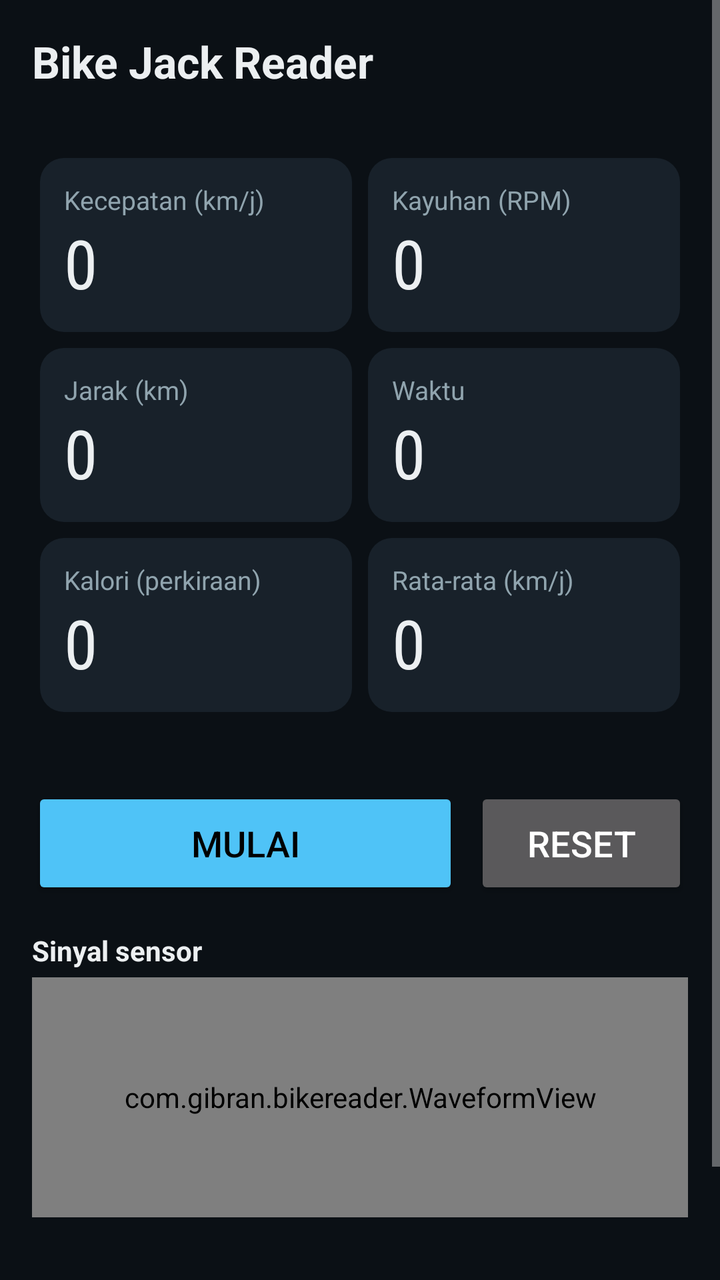
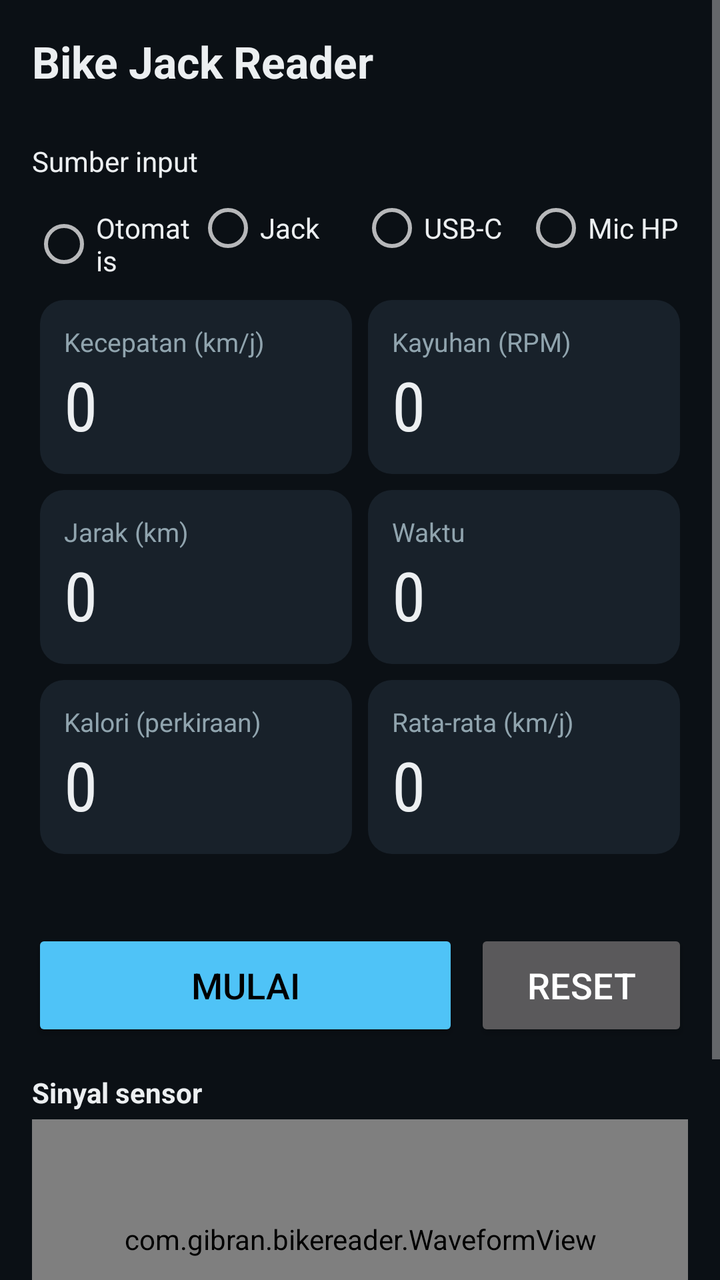

Before-and-after screenshots of an Android layout around one commit, followed by the original layout XML and the change that was made.
<!-- AndroidManifest.xml: application theme AppTheme -->
<!-- res/layout/activity_main.xml -->
<?xml version="1.0" encoding="utf-8"?>
<ScrollView xmlns:android="http://schemas.android.com/apk/res/android"
    android:id="@+id/root"
    android:layout_width="match_parent"
    android:layout_height="match_parent"
    android:background="@color/bg"
    android:fillViewport="true">

    <LinearLayout
        android:layout_width="match_parent"
        android:layout_height="wrap_content"
        android:orientation="vertical"
        android:padding="16dp">

        <TextView
            android:layout_width="wrap_content"
            android:layout_height="wrap_content"
            android:text="@string/app_name"
            android:textColor="@color/text"
            android:textSize="22sp"
            android:textStyle="bold" />

        <TextView
            android:id="@+id/tvStatus"
            android:layout_width="match_parent"
            android:layout_height="wrap_content"
            android:layout_marginBottom="12dp"
            android:textColor="@color/muted"
            android:textSize="13sp" />

        <GridLayout
            android:layout_width="match_parent"
            android:layout_height="wrap_content"
            android:columnCount="2">

            <LinearLayout style="@style/Card">
                <TextView style="@style/Label" android:text="@string/lbl_speed" />
                <TextView android:id="@+id/valSpeed" style="@style/Value" />
            </LinearLayout>

            <LinearLayout style="@style/Card">
                <TextView style="@style/Label" android:text="@string/lbl_rpm" />
                <TextView android:id="@+id/valRpm" style="@style/Value" />
            </LinearLayout>

            <LinearLayout style="@style/Card">
                <TextView style="@style/Label" android:text="@string/lbl_distance" />
                <TextView android:id="@+id/valDistance" style="@style/Value" />
            </LinearLayout>

            <LinearLayout style="@style/Card">
                <TextView style="@style/Label" android:text="@string/lbl_time" />
                <TextView android:id="@+id/valTime" style="@style/Value" />
            </LinearLayout>

            <LinearLayout style="@style/Card">
                <TextView style="@style/Label" android:text="@string/lbl_kcal" />
                <TextView android:id="@+id/valKcal" style="@style/Value" />
            </LinearLayout>

            <LinearLayout style="@style/Card">
                <TextView style="@style/Label" android:text="@string/lbl_avg" />
                <TextView android:id="@+id/valAvg" style="@style/Value" />
            </LinearLayout>
        </GridLayout>

        <TextView
            android:id="@+id/tvExtra"
            android:layout_width="match_parent"
            android:layout_height="wrap_content"
            android:layout_marginTop="4dp"
            android:textColor="@color/muted"
            android:textSize="13sp" />

        <LinearLayout
            android:layout_width="match_parent"
            android:layout_height="wrap_content"
            android:layout_marginTop="12dp"
            android:orientation="horizontal">

            <Button
                android:id="@+id/btnStart"
                android:layout_width="0dp"
                android:layout_height="56dp"
                android:layout_weight="2"
                android:backgroundTint="@color/accent"
                android:text="@string/start"
                android:textColor="#FF000000"
                android:textSize="18sp" />

            <Button
                android:id="@+id/btnReset"
                android:layout_width="0dp"
                android:layout_height="56dp"
                android:layout_marginStart="8dp"
                android:layout_weight="1"
                android:text="@string/reset"
                android:textSize="18sp" />
        </LinearLayout>

        <TextView
            android:layout_width="wrap_content"
            android:layout_height="wrap_content"
            android:layout_marginTop="16dp"
            android:text="@string/lbl_signal"
            android:textColor="@color/text"
            android:textStyle="bold" />

        <com.gibran.bikereader.WaveformView
            android:id="@+id/waveform"
            android:layout_width="match_parent"
            android:layout_height="120dp"
            android:layout_marginTop="4dp" />

        <TextView
            android:id="@+id/tvLevel"
            android:layout_width="match_parent"
            android:layout_height="wrap_content"
            android:textColor="@color/muted"
            android:textSize="13sp" />

        <TextView
            android:id="@+id/btnSettings"
            android:layout_width="match_parent"
            android:layout_height="48dp"
            android:layout_marginTop="12dp"
            android:background="?android:attr/selectableItemBackground"
            android:gravity="center_vertical"
            android:text="@string/settings_show"
            android:textColor="@color/accent"
            android:textSize="16sp"
            android:textStyle="bold" />

        <LinearLayout
            android:id="@+id/settingsPanel"
            android:layout_width="match_parent"
            android:layout_height="wrap_content"
            android:orientation="vertical"
            android:visibility="gone">

            <TextView style="@style/SettingLabel" android:text="@string/set_threshold" android:id="@+id/tvThreshold" />
            <SeekBar
                android:id="@+id/sbThreshold"
                android:layout_width="match_parent"
                android:layout_height="wrap_content"
                android:max="95"
                android:min="1" />

            <TextView style="@style/SettingLabel" android:text="@string/set_polarity" />
            <RadioGroup
                android:id="@+id/rgPolarity"
                android:layout_width="match_parent"
                android:layout_height="wrap_content"
                android:orientation="horizontal">
                <RadioButton android:id="@+id/rbBoth" style="@style/Radio" android:text="@string/pol_both" />
                <RadioButton android:id="@+id/rbPos" style="@style/Radio" android:text="@string/pol_pos" />
                <RadioButton android:id="@+id/rbNeg" style="@style/Radio" android:text="@string/pol_neg" />
            </RadioGroup>

            <TextView style="@style/SettingLabel" android:text="@string/set_meters" />
            <EditText android:id="@+id/etMeters" style="@style/Input" android:inputType="numberDecimal" />

            <TextView style="@style/SettingLabel" android:text="@string/set_pulses" />
            <EditText android:id="@+id/etPulses" style="@style/Input" android:inputType="number" />

            <TextView style="@style/SettingLabel" android:text="@string/set_weight" />
            <EditText android:id="@+id/etWeight" style="@style/Input" android:inputType="numberDecimal" />

            <TextView style="@style/SettingLabel" android:text="@string/set_interval" />
            <EditText android:id="@+id/etInterval" style="@style/Input" android:inputType="number" />

            <TextView
                android:layout_width="match_parent"
                android:layout_height="wrap_content"
                android:layout_marginTop="12dp"
                android:text="@string/help"
                android:textColor="@color/muted"
                android:textSize="13sp" />
        </LinearLayout>
    </LinearLayout>
</ScrollView>
<!-- resources referenced by this layout -->
<resources>
  <color name="accent">#FF4FC3F7</color>
  <color name="bg">#FF0B1015</color>
  <color name="muted">#FF90A4AE</color>
  <color name="text">#FFECEFF1</color>
  <string name="app_name">Bike Jack Reader</string>
  <string name="help">Kalibrasi: kayuh pelan dan lihat grafik. Setiap putaran harus memunculkan lonjakan yang melewati garis oranye, dan titik hijau berkedip satu kali per putaran. Jika berkedip dua kali per putaran, pilih polaritas Positif atau Negatif. Jika tidak berkedip, turunkan ambang.\n\nAgar angka sama dengan console sepeda, ubah \"Jarak per putaran\": nilai baru = nilai lama × (jarak console ÷ jarak aplikasi).</string>
  <string name="lbl_avg">Rata-rata (km/j)</string>
  <string name="lbl_distance">Jarak (km)</string>
  <string name="lbl_kcal">Kalori (perkiraan)</string>
  <string name="lbl_rpm">Kayuhan (RPM)</string>
  <string name="lbl_signal">Sinyal sensor</string>
  <string name="lbl_speed">Kecepatan (km/j)</string>
  <string name="lbl_time">Waktu</string>
  <string name="pol_both">Dua arah</string>
  <string name="pol_neg">Negatif</string>
  <string name="pol_pos">Positif</string>
  <string name="reset">Reset</string>
  <string name="set_interval">Jeda minimum antar pulsa (ms)</string>
  <string name="set_meters">Jarak per putaran (meter)</string>
  <string name="set_polarity">Polaritas pulsa</string>
  <string name="set_pulses">Pulsa per putaran (jumlah magnet)</string>
  <string name="set_threshold">Ambang deteksi</string>
  <string name="set_weight">Berat badan (kg)</string>
  <string name="settings_show">▸ Pengaturan &amp; kalibrasi</string>
  <string name="start">Mulai</string>
  <style name="Input">
          <item name="android:layout_width">match_parent</item>
          <item name="android:layout_height">48dp</item>
          <item name="android:textColor">@color/text</item>
          <item name="android:importantForAutofill">no</item>
      </style>
  <style name="Label">
          <item name="android:layout_width">wrap_content</item>
          <item name="android:layout_height">wrap_content</item>
          <item name="android:textColor">@color/muted</item>
          <item name="android:textSize">13sp</item>
      </style>
  <style name="Radio">
          <item name="android:layout_width">0dp</item>
          <item name="android:layout_height">48dp</item>
          <item name="android:layout_weight">1</item>
          <item name="android:textColor">@color/text</item>
      </style>
  <style name="SettingLabel">
          <item name="android:layout_width">match_parent</item>
          <item name="android:layout_height">wrap_content</item>
          <item name="android:layout_marginTop">12dp</item>
          <item name="android:textColor">@color/text</item>
          <item name="android:textSize">14sp</item>
      </style>
  <style name="Value">
          <item name="android:layout_width">wrap_content</item>
          <item name="android:layout_height">wrap_content</item>
          <item name="android:textColor">@color/text</item>
          <item name="android:textSize">34sp</item>
          <item name="android:fontFamily">sans-serif-condensed</item>
          <item name="android:text">0</item>
      </style>
  <style name="AppTheme" parent="android:Theme.Material.NoActionBar">
          <item name="android:colorAccent">@color/accent</item>
          <item name="android:windowBackground">@color/bg</item>
          <item name="android:statusBarColor">@color/bg</item>
          <item name="android:navigationBarColor">@color/bg</item>
      </style>
  <!-- drawable card_bg (drawable) -->
  <?xml version="1.0" encoding="utf-8"?>
  <shape xmlns:android="http://schemas.android.com/apk/res/android" android:shape="rectangle">
      <solid android:color="@color/card" />
      <corners android:radius="12dp" />
  </shape>
  <color name="card">#FF18212A</color>
  <!-- unchanged entries left out for length: 1 -->
</resources>

<!-- the commit's change to res/layout/activity_main.xml (unified diff, before → after) -->
@@ -24,9 +24,21 @@
             android:id="@+id/tvStatus"
             android:layout_width="match_parent"
             android:layout_height="wrap_content"
-            android:layout_marginBottom="12dp"
             android:textColor="@color/muted"
             android:textSize="13sp" />
+
+        <TextView style="@style/SettingLabel" android:layout_marginTop="8dp" android:text="@string/set_input" />
+        <RadioGroup
+            android:id="@+id/rgInput"
+            android:layout_width="match_parent"
+            android:layout_height="wrap_content"
+            android:layout_marginBottom="8dp"
+            android:orientation="horizontal">
+            <RadioButton android:id="@+id/rbInAuto" style="@style/Radio" android:text="@string/in_auto" />
+            <RadioButton android:id="@+id/rbInJack" style="@style/Radio" android:text="@string/in_jack" />
+            <RadioButton android:id="@+id/rbInUsb" style="@style/Radio" android:text="@string/in_usb" />
+            <RadioButton android:id="@+id/rbInMic" style="@style/Radio" android:text="@string/in_mic" />
+        </RadioGroup>
 
         <GridLayout
             android:layout_width="match_parent"
<!-- resource entries referenced after the edit -->
@@ -6,6 +6,10 @@
   <color name="text">#FFECEFF1</color>
   <string name="app_name">Bike Jack Reader</string>
   <string name="help">Kalibrasi: kayuh pelan dan lihat grafik. Setiap putaran harus memunculkan lonjakan yang melewati garis oranye, dan titik hijau berkedip satu kali per putaran. Jika berkedip dua kali per putaran, pilih polaritas Positif atau Negatif. Jika tidak berkedip, turunkan ambang.\n\nAgar angka sama dengan console sepeda, ubah \"Jarak per putaran\": nilai baru = nilai lama × (jarak console ÷ jarak aplikasi).</string>
+  <string name="in_auto">Otomatis</string>
+  <string name="in_jack">Jack</string>
+  <string name="in_mic">Mic HP</string>
+  <string name="in_usb">USB-C</string>
   <string name="lbl_avg">Rata-rata (km/j)</string>
   <string name="lbl_distance">Jarak (km)</string>
   <string name="lbl_kcal">Kalori (perkiraan)</string>
@@ -17,6 +21,7 @@
   <string name="pol_neg">Negatif</string>
   <string name="pol_pos">Positif</string>
   <string name="reset">Reset</string>
+  <string name="set_input">Sumber input</string>
   <string name="set_interval">Jeda minimum antar pulsa (ms)</string>
   <string name="set_meters">Jarak per putaran (meter)</string>
   <string name="set_polarity">Polaritas pulsa</string>
